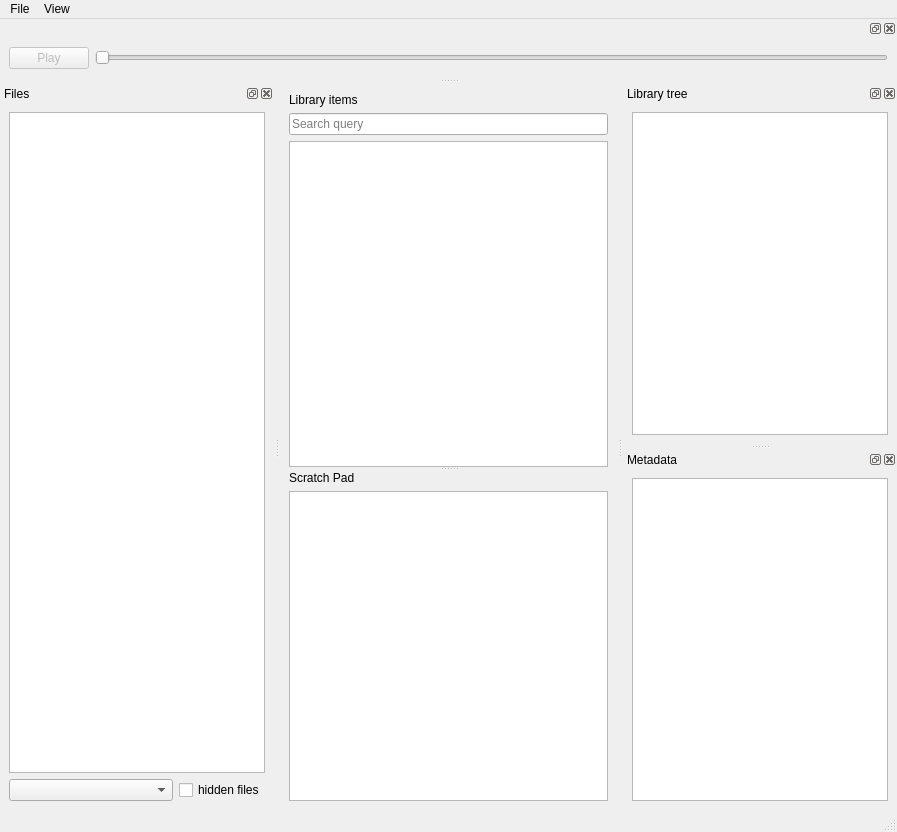
This is sample_drawer/gui/mainwindow.ui in Jajcus/sampledrawer as Qt 5 draws it before an edit. The edited form follows.
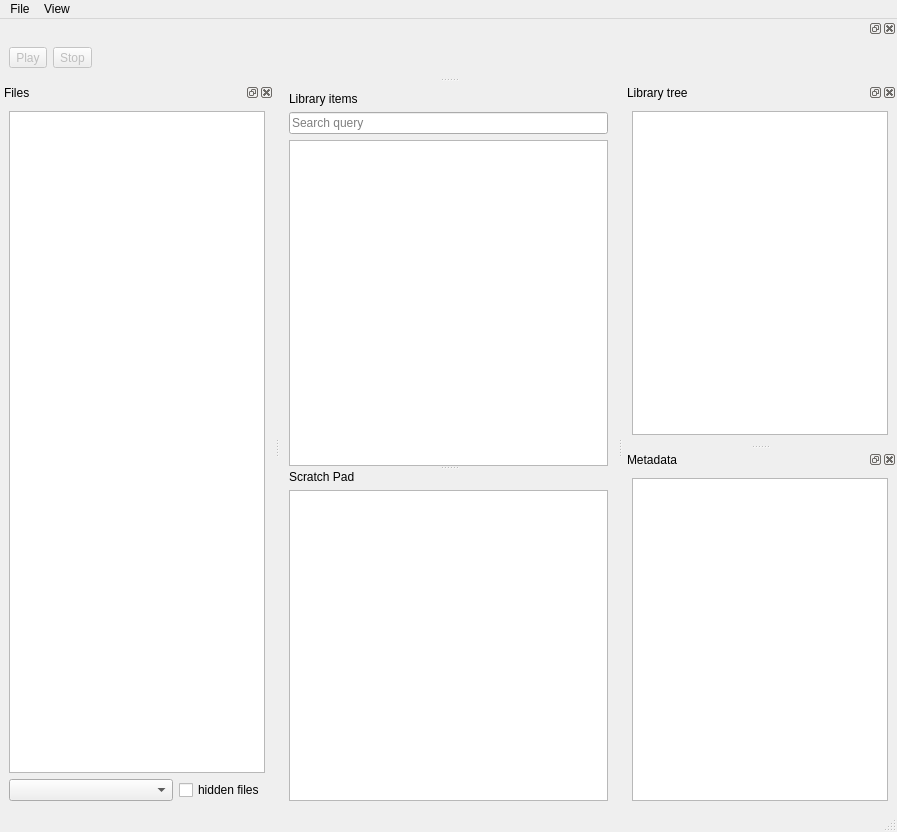
This is the edited form. Icons and pictures are not drawn. Custom widgets are drawn as their Qt base class.

Commit message: waveform widget added

What changed in the file:
```diff
--- a/sample_drawer/gui/mainwindow.ui
+++ b/sample_drawer/gui/mainwindow.ui
@@ -105,7 +105,7 @@
    <widget class="QWidget" name="dockWidgetContents_2">
     <layout class="QHBoxLayout" name="horizontalLayout_2">
      <item>
-      <widget class="QPushButton" name="play_btn">
+      <widget class="QToolButton" name="play_btn">
        <property name="enabled">
         <bool>false</bool>
        </property>
@@ -119,12 +119,22 @@
       </widget>
      </item>
      <item>
-      <widget class="QSlider" name="horizontalSlider">
-       <property name="orientation">
-        <enum>Qt::Horizontal</enum>
+      <widget class="QToolButton" name="stop_btn">
+       <property name="enabled">
+        <bool>false</bool>
+       </property>
+       <property name="text">
+        <string>Stop</string>
+       </property>
+       <property name="icon">
+        <iconset theme="media-playback-stop">
+         <normaloff>.</normaloff>.</iconset>
        </property>
       </widget>
      </item>
+     <item>
+      <widget class="WaveformWidget" name="waveform" native="true"/>
+     </item>
     </layout>
    </widget>
   </widget>
@@ -301,6 +311,14 @@
    </property>
   </action>
  </widget>
+ <customwidgets>
+  <customwidget>
+   <class>WaveformWidget</class>
+   <extends>QWidget</extends>
+   <header>waveformwidget.h</header>
+   <container>1</container>
+  </customwidget>
+ </customwidgets>
  <resources/>
  <connections>
   <connection>
```
Left out of the diff: 2 changed lines with no effect on the pictures. The commit also changes 7 other files.
